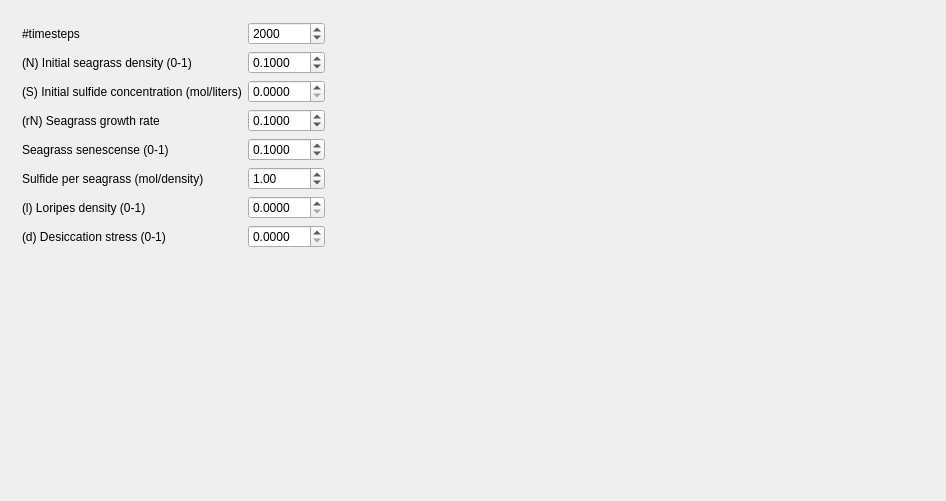
richelbilderbeek/ProjectRichelBilderbeek, file Tools/ToolMutualismBreakdowner/qtdialog.ui: the form before one commit.
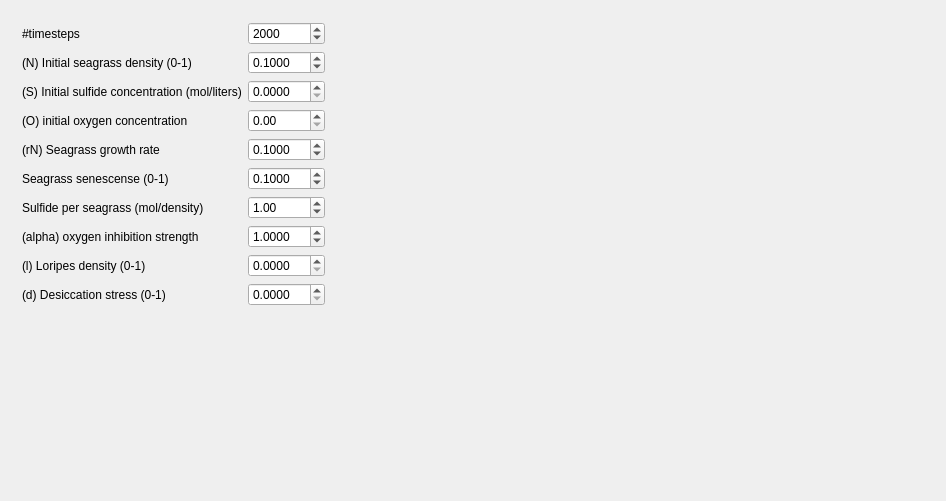
The form after the commit. Custom widgets are drawn as their Qt base class.

Commit message: Before plotting concentration

What changed in the file:
```diff
--- a/Tools/ToolMutualismBreakdowner/qtdialog.ui
+++ b/Tools/ToolMutualismBreakdowner/qtdialog.ui
@@ -69,14 +69,14 @@
         </property>
        </widget>
       </item>
-      <item row="3" column="0">
+      <item row="4" column="0">
        <widget class="QLabel" name="label_seagrass_growth_rate">
         <property name="text">
          <string>(rN) Seagrass growth rate</string>
         </property>
        </widget>
       </item>
-      <item row="3" column="1">
+      <item row="4" column="1">
        <widget class="QDoubleSpinBox" name="box_seagrass_growth_rate">
         <property name="decimals">
          <number>4</number>
@@ -92,21 +92,21 @@
         </property>
        </widget>
       </item>
-      <item row="4" column="0">
+      <item row="5" column="0">
        <widget class="QLabel" name="label">
         <property name="text">
          <string>Seagrass senescense (0-1)</string>
         </property>
        </widget>
       </item>
-      <item row="6" column="0">
+      <item row="8" column="0">
        <widget class="QLabel" name="label_loripes_density">
         <property name="text">
          <string>(l) Loripes density (0-1)</string>
         </property>
        </widget>
       </item>
-      <item row="6" column="1">
+      <item row="8" column="1">
        <widget class="QDoubleSpinBox" name="doubleSpinBox_4">
         <property name="decimals">
          <number>4</number>
@@ -116,14 +116,14 @@
         </property>
        </widget>
       </item>
-      <item row="7" column="0">
+      <item row="9" column="0">
        <widget class="QLabel" name="label_desiccation_stress">
         <property name="text">
          <string>(d) Desiccation stress (0-1)</string>
         </property>
        </widget>
       </item>
-      <item row="7" column="1">
+      <item row="9" column="1">
        <widget class="QDoubleSpinBox" name="doubleSpinBox_5">
         <property name="decimals">
          <number>4</number>
@@ -133,7 +133,7 @@
         </property>
        </widget>
       </item>
-      <item row="4" column="1">
+      <item row="5" column="1">
        <widget class="QDoubleSpinBox" name="box_seagrass_senescense">
         <property name="decimals">
          <number>4</number>
@@ -149,14 +149,14 @@
         </property>
        </widget>
       </item>
-      <item row="5" column="0">
+      <item row="6" column="0">
        <widget class="QLabel" name="label_2">
         <property name="text">
          <string>Sulfide per seagrass (mol/density)</string>
         </property>
        </widget>
       </item>
-      <item row="5" column="1">
+      <item row="6" column="1">
        <widget class="QDoubleSpinBox" name="box_sulfide_mol_per_seagrass_density">
         <property name="maximum">
          <double>100.000000000000000</double>
@@ -183,6 +183,36 @@
         </property>
        </widget>
       </item>
+      <item row="7" column="0">
+       <widget class="QLabel" name="label_4">
+        <property name="text">
+         <string>(alpha) oxygen inhibition strength</string>
+        </property>
+       </widget>
+      </item>
+      <item row="7" column="1">
+       <widget class="QDoubleSpinBox" name="box_oxygen_inhibition_strength">
+        <property name="decimals">
+         <number>4</number>
+        </property>
+        <property name="maximum">
+         <double>100.000000000000000</double>
+        </property>
+        <property name="value">
+         <double>1.000000000000000</double>
+        </property>
+       </widget>
+      </item>
+      <item row="3" column="0">
+       <widget class="QLabel" name="label_5">
+        <property name="text">
+         <string>(O) initial oxygen concentration</string>
+        </property>
+       </widget>
+      </item>
+      <item row="3" column="1">
+       <widget class="QDoubleSpinBox" name="box_initial_oxygen_concentration"/>
+      </item>
      </layout>
     </widget>
    </item>
```
Left out of the diff: 4 changed lines with no effect on the pictures. The commit also changes 1 other file.
